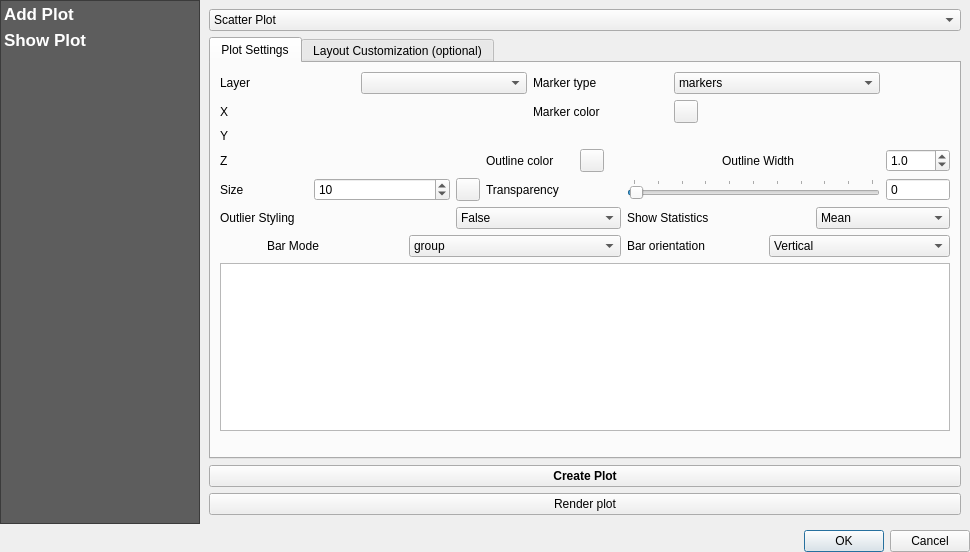
Before: the Qt Designer form ui/plotDialog.ui in lucacasagrande/DataPlot, drawn with Qt 5.
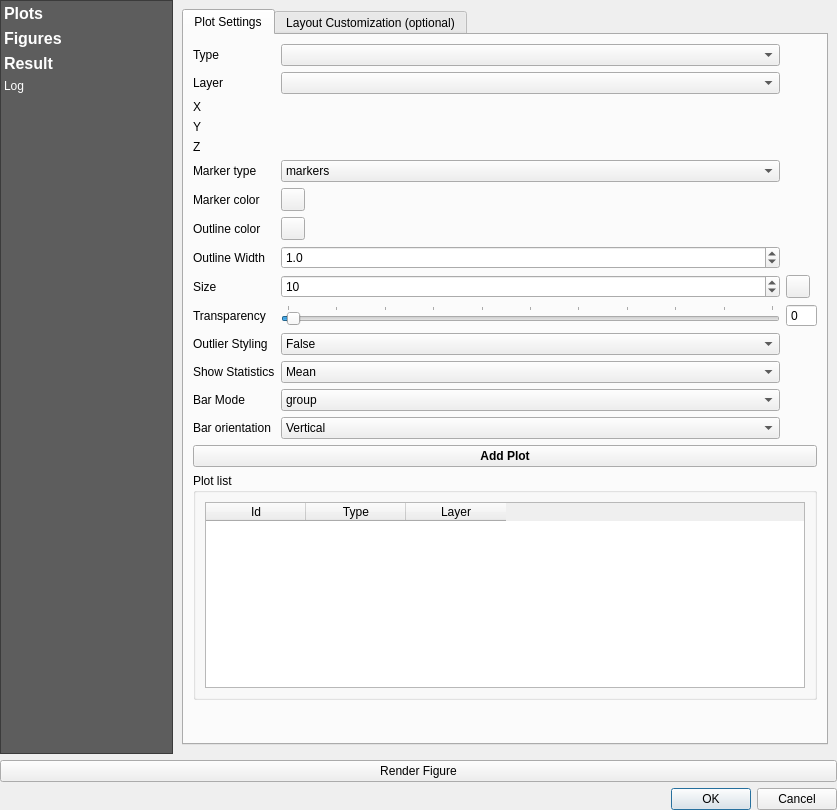
After: the same form once the commit is applied. Custom widgets are drawn as their Qt base class.

Commit message: [Feature] Add trace and plot basket - Delete not available - To finish!

What changed in the file:
```diff
--- a/ui/plotDialog.ui
+++ b/ui/plotDialog.ui
@@ -6,8 +6,8 @@
    <rect>
     <x>0</x>
     <y>0</y>
-    <width>970</width>
-    <height>552</height>
+    <width>837</width>
+    <height>810</height>
    </rect>
   </property>
   <property name="windowTitle">
@@ -30,8 +30,8 @@
        <rect>
         <x>0</x>
         <y>0</y>
-        <width>970</width>
-        <height>519</height>
+        <width>837</width>
+        <height>744</height>
        </rect>
       </property>
       <layout class="QHBoxLayout" name="horizontalLayout">
@@ -66,11 +66,11 @@
          </property>
          <item>
           <property name="text">
-           <string>Add Plot</string>
+           <string>Plots</string>
           </property>
           <property name="font">
            <font>
-            <pointsize>13</pointsize>
+            <pointsize>12</pointsize>
             <weight>75</weight>
             <bold>true</bold>
            </font>
@@ -78,16 +78,33 @@
          </item>
          <item>
           <property name="text">
-           <string>Show Plot</string>
+           <string>Figures</string>
           </property>
           <property name="font">
            <font>
-            <pointsize>13</pointsize>
+            <pointsize>12</pointsize>
             <weight>75</weight>
             <bold>true</bold>
            </font>
           </property>
          </item>
+         <item>
+          <property name="text">
+           <string>Result</string>
+          </property>
+          <property name="font">
+           <font>
+            <pointsize>12</pointsize>
+            <weight>75</weight>
+            <bold>true</bold>
+           </font>
+          </property>
+         </item>
+         <item>
+          <property name="text">
+           <string>Log</string>
+          </property>
+         </item>
         </widget>
        </item>
        <item>
@@ -97,45 +114,6 @@
          </property>
          <widget class="QWidget" name="page">
           <layout class="QVBoxLayout" name="verticalLayout_2">
-           <item>
-            <widget class="QComboBox" name="plotTypeCombo">
-             <item>
-              <property name="text">
-               <string>Scatter Plot</string>
-              </property>
-             </item>
-             <item>
-              <property name="text">
-               <string>Pie Chart</string>
-              </property>
-             </item>
-             <item>
-              <property name="text">
-               <string>Box Plot</string>
-              </property>
-             </item>
-             <item>
-              <property name="text">
-               <string>Histogram</string>
-              </property>
-             </item>
-             <item>
-              <property name="text">
-               <string>Distribution Plot</string>
-              </property>
-             </item>
-             <item>
-              <property name="text">
-               <string>Bar Plot</string>
-              </property>
-             </item>
-             <item>
-              <property name="text">
-               <string>Scatter 3D</string>
-              </property>
-             </item>
-            </widget>
-           </item>
            <item>
             <widget class="QTabWidget" name="tabWidget">
              <property name="enabled">
@@ -151,24 +129,52 @@
               <layout class="QVBoxLayout" name="verticalLayout_3">
                <item>
                 <layout class="QGridLayout" name="gridLayout_2">
-                 <item row="0" column="0" colspan="3">
-                  <widget class="QLabel" name="label_21">
+                 <item row="16" column="1">
+                  <widget class="QLabel" name="label_30">
                    <property name="text">
-                    <string>Layer</string>
+                    <string>Bar Mode</string>
                    </property>
                   </widget>
                  </item>
-                 <item row="0" column="3" colspan="4">
-                  <widget class="QgsMapLayerComboBox" name="LayerCombo"/>
+                 <item row="14" column="2">
+                  <widget class="QComboBox" name="outlierCombo">
+                   <item>
+                    <property name="text">
+                     <string>False</string>
+                    </property>
+                   </item>
+                   <item>
+                    <property name="text">
+                     <string>all</string>
+                    </property>
+                   </item>
+                   <item>
+                    <property name="text">
+                     <string>suspectedoutliers</string>
+                    </property>
+                   </item>
+                   <item>
+                    <property name="text">
+                     <string>Outliers</string>
+                    </property>
+                   </item>
+                  </widget>
                  </item>
-                 <item row="0" column="7" colspan="3">
-                  <widget class="QLabel" name="label_20">
+                 <item row="10" column="1">
+                  <widget class="QLabel" name="label_26">
                    <property name="text">
-                    <string>Marker type</string>
+                    <string>Outline color</string>
                    </property>
                   </widget>
                  </item>
-                 <item row="0" column="10" colspan="4">
+                 <item row="13" column="1">
+                  <widget class="QLabel" name="label_24">
+                   <property name="text">
+                    <string>Transparency</string>
+                   </property>
+                  </widget>
+                 </item>
+                 <item row="8" column="2">
                   <widget class="QComboBox" name="symbolCombo">
                    <item>
                     <property name="text">
@@ -187,65 +193,10 @@
                    </item>
                   </widget>
                  </item>
-                 <item row="1" column="0">
-                  <widget class="QLabel" name="label_23">
-                   <property name="text">
-                    <string>X</string>
-                   </property>
-                  </widget>
+                 <item row="2" column="2">
+                  <widget class="QgsMapLayerComboBox" name="LayerCombo"/>
                  </item>
-                 <item row="1" column="7" colspan="3">
-                  <widget class="QLabel" name="label_25">
-                   <property name="text">
-                    <string>Marker color</string>
-                   </property>
-                  </widget>
-                 </item>
-                 <item row="1" column="10" colspan="4">
-                  <widget class="QgsColorButtonV2" name="colorButton"/>
-                 </item>
-                 <item row="2" column="0">
-                  <widget class="QLabel" name="label_19">
-                   <property name="text">
-                    <string>Y</string>
-                   </property>
-                  </widget>
-                 </item>
-                 <item row="3" column="0" colspan="3">
-                  <widget class="QLabel" name="label_33">
-                   <property name="text">
-                    <string>Z</string>
-                   </property>
-                  </widget>
-                 </item>
-                 <item row="3" column="3" colspan="3">
-                  <widget class="QgsFieldExpressionWidget" name="expFieldZ">
-                   <property name="sizePolicy">
-                    <sizepolicy hsizetype="Preferred" vsizetype="Fixed">
-                     <horstretch>0</horstretch>
-                     <verstretch>0</verstretch>
-                    </sizepolicy>
-                   </property>
-                  </widget>
-                 </item>
-                 <item row="3" column="6" colspan="2">
-                  <widget class="QLabel" name="label_26">
-                   <property name="text">
-                    <string>Outline color</string>
-                   </property>
-                  </widget>
-                 </item>
-                 <item row="3" column="8" colspan="3">
-                  <widget class="QgsColorButtonV2" name="colorButton2"/>
-                 </item>
-                 <item row="3" column="11" colspan="3">
-                  <widget class="QLabel" name="label_27">
-                   <property name="text">
-                    <string>Outline Width</string>
-                   </property>
-                  </widget>
-                 </item>
-                 <item row="3" column="14">
+                 <item row="11" column="2">
                   <widget class="QDoubleSpinBox" name="widthBox">
                    <property name="decimals">
                     <number>1</number>
@@ -255,34 +206,27 @@
                    </property>
                   </widget>
                  </item>
-                 <item row="4" column="0" colspan="2">
-                  <widget class="QLabel" name="label_22">
+                 <item row="9" column="2">
+                  <widget class="QgsColorButtonV2" name="colorButton"/>
+                 </item>
+                 <item row="9" column="1">
+                  <widget class="QLabel" name="label_25">
                    <property name="text">
-                    <string>Size</string>
+                    <string>Marker color</string>
                    </property>
                   </widget>
                  </item>
-                 <item row="4" column="2" colspan="3">
-                  <widget class="QSpinBox" name="Size">
-                   <property name="maximum">
-                    <number>10000</number>
+                 <item row="4" column="2">
+                  <widget class="QgsFieldExpressionWidget" name="expFieldX">
+                   <property name="sizePolicy">
+                    <sizepolicy hsizetype="Preferred" vsizetype="Fixed">
+                     <horstretch>0</horstretch>
+                     <verstretch>0</verstretch>
+                    </sizepolicy>
                    </property>
-                   <property name="value">
-                    <number>10</number>
-                   </property>
                   </widget>
                  </item>
-                 <item row="4" column="5">
-                  <widget class="QgsDataDefinedButton" name="dataDefined"/>
-                 </item>
-                 <item row="4" column="6" colspan="3">
-                  <widget class="QLabel" name="label_24">
-                   <property name="text">
-                    <string>Transparency</string>
-                   </property>
-                  </widget>
-                 </item>
-                 <item row="4" column="9" colspan="5">
+                 <item row="13" column="2">
                   <widget class="QSlider" name="alpha">
                    <property name="cursor">
                     <cursorShape>ArrowCursor</cursorShape>
@@ -319,8 +263,27 @@
                    </property>
                   </widget>
                  </item>
-                 <item row="4" column="14">
+                 <item row="14" column="1">
+                  <widget class="QLabel" name="label_28">
+                   <property name="text">
+                    <string>Outlier Styling</string>
+                   </property>
+                  </widget>
+                 </item>
+                 <item row="13" column="3">
                   <widget class="QSpinBox" name="alphaBox">
+                   <property name="minimumSize">
+                    <size>
+                     <width>0</width>
+                     <height>0</height>
+                    </size>
+                   </property>
+                   <property name="maximumSize">
+                    <size>
+                     <width>50</width>
+                     <height>16777215</height>
+                    </size>
+                   </property>
                    <property name="buttonSymbols">
                     <enum>QAbstractSpinBox::NoButtons</enum>
                    </property>
@@ -329,45 +292,59 @@
                    </property>
                   </widget>
                  </item>
-                 <item row="5" column="0" colspan="5">
-                  <widget class="QLabel" name="label_28">
+                 <item row="6" column="2">
+                  <widget class="QgsFieldExpressionWidget" name="expFieldY">
+                   <property name="sizePolicy">
+                    <sizepolicy hsizetype="Preferred" vsizetype="Fixed">
+                     <horstretch>0</horstretch>
+                     <verstretch>0</verstretch>
+                    </sizepolicy>
+                   </property>
+                  </widget>
+                 </item>
+                 <item row="2" column="1">
+                  <widget class="QLabel" name="label_21">
                    <property name="text">
-                    <string>Outlier Styling</string>
+                    <string>Layer</string>
                    </property>
                   </widget>
                  </item>
-                 <item row="5" column="5" colspan="4">
-                  <widget class="QComboBox" name="outlierCombo">
-                   <item>
-                    <property name="text">
-                     <string>False</string>
-                    </property>
-                   </item>
-                   <item>
-                    <property name="text">
-                     <string>all</string>
-                    </property>
-                   </item>
-                   <item>
-                    <property name="text">
-                     <string>suspectedoutliers</string>
-                    </property>
-                   </item>
-                   <item>
-                    <property name="text">
-                     <string>Outliers</string>
-                    </property>
-                   </item>
+                 <item row="11" column="1">
+                  <widget class="QLabel" name="label_27">
+                   <property name="text">
+                    <string>Outline Width</string>
+                   </property>
                   </widget>
                  </item>
-                 <item row="5" column="9" colspan="4">
+                 <item row="12" column="1">
+                  <widget class="QLabel" name="label_22">
+                   <property name="text">
+                    <string>Size</string>
+                   </property>
+                  </widget>
+                 </item>
+                 <item row="15" column="1">
                   <widget class="QLabel" name="label_29">
                    <property name="text">
                     <string>Show Statistics</string>
                    </property>
                   </widget>
                  </item>
-                 <item row="5" column="13" colspan="2">
+                 <item row="8" column="1">
+                  <widget class="QLabel" name="label_20">
+                   <property name="text">
+                    <string>Marker type</string>
+                   </property>
+                  </widget>
+                 </item>
+                 <item row="6" column="1">
+                  <widget class="QLabel" name="label_19">
+                   <property name="text">
+                    <string>Y</string>
+                   </property>
+                  </widget>
+                 </item>
+                 <item row="15" column="2">
                   <widget class="QComboBox" name="statCombo">
                    <item>
                     <property name="text">
@@ -386,14 +363,7 @@
                    </item>
                   </widget>
                  </item>
-                 <item row="6" column="1" colspan="3">
-                  <widget class="QLabel" name="label_30">
-                   <property name="text">
-                    <string>Bar Mode</string>
-                   </property>
-                  </widget>
-                 </item>
-                 <item row="6" column="4" colspan="5">
+                 <item row="16" column="2">
                   <widget class="QComboBox" name="barCombo">
                    <item>
                     <property name="text">
@@ -407,14 +377,54 @@
                    </item>
                   </widget>
                  </item>
-                 <item row="6" column="9" colspan="3">
+                 <item row="7" column="2">
+                  <widget class="QgsFieldExpressionWidget" name="expFieldZ">
+                   <property name="sizePolicy">
+                    <sizepolicy hsizetype="Preferred" vsizetype="Fixed">
+                     <horstretch>0</horstretch>
+                     <verstretch>0</verstretch>
+                    </sizepolicy>
+                   </property>
+                  </widget>
+                 </item>
+                 <item row="12" column="3">
+                  <widget class="QgsDataDefinedButton" name="dataDefined"/>
+                 </item>
+                 <item row="10" column="2">
+                  <widget class="QgsColorButtonV2" name="colorButton2"/>
+                 </item>
+                 <item row="4" column="1">
+                  <widget class="QLabel" name="label_23">
+                   <property name="text">
+                    <string>X</string>
+                   </property>
+                  </widget>
+                 </item>
+                 <item row="7" column="1">
+                  <widget class="QLabel" name="label_33">
+                   <property name="text">
+                    <string>Z</string>
+                   </property>
+                  </widget>
+                 </item>
+                 <item row="12" column="2">
+                  <widget class="QSpinBox" name="Size">
+                   <property name="maximum">
+                    <number>10000</number>
+                   </property>
+                   <property name="value">
+                    <number>10</number>
+                   </property>
+                  </widget>
+                 </item>
+                 <item row="17" column="1">
                   <widget class="QLabel" name="label_31">
                    <property name="text">
                     <string>Bar orientation</string>
                    </property>
                   </widget>
                  </item>
-                 <item row="6" column="12" colspan="3">
+                 <item row="17" column="2">
                   <widget class="QComboBox" name="orientationCombo">
                    <item>
                     <property name="text">
@@ -428,30 +438,58 @@
                    </item>
                   </widget>
                  </item>
-                 <item row="1" column="1" colspan="5">
-                  <widget class="QgsFieldExpressionWidget" name="expFieldX">
-                   <property name="sizePolicy">
-                    <sizepolicy hsizetype="Preferred" vsizetype="Fixed">
-                     <horstretch>0</horstretch>
-                     <verstretch>0</verstretch>
-                    </sizepolicy>
-                   </property>
-                  </widget>
+                 <item row="0" column="2">
+                  <widget class="QComboBox" name="plotTypeCombo"/>
                  </item>
-                 <item row="2" column="1" colspan="5">
-                  <widget class="QgsFieldExpressionWidget" name="expFieldY">
-                   <property name="sizePolicy">
-                    <sizepolicy hsizetype="Preferred" vsizetype="Fixed">
-                     <horstretch>0</horstretch>
-                     <verstretch>0</verstretch>
-                    </sizepolicy>
+                 <item row="0" column="1">
+                  <widget class="QLabel" name="label_4">
+                   <property name="text">
+                    <string>Type</string>
                    </property>
                   </widget>
                  </item>
                 </layout>
                </item>
                <item>
-                <widget class="QPlainTextEdit" name="plotList"/>
+                <widget class="QPushButton" name="addPlotButton">
+                 <property name="font">
+                  <font>
+                   <weight>75</weight>
+                   <bold>true</bold>
+                  </font>
+                 </property>
+                 <property name="text">
+                  <string>Add Plot</string>
+                 </property>
+                </widget>
+               </item>
+               <item>
+                <widget class="QGroupBox" name="groupBox_3">
+                 <property name="title">
+                  <string>Plot list</string>
+                 </property>
+                 <layout class="QVBoxLayout" name="verticalLayout_9">
+                  <item>
+                   <widget class="QTableWidget" name="plotTable">
+                    <column>
+                     <property name="text">
+                      <string>Id</string>
+                     </property>
+                    </column>
+                    <column>
+                     <property name="text">
+                      <string>Type</string>
+                     </property>
+                    </column>
+                    <column>
+                     <property name="text">
+                      <string>Layer</string>
+                     </property>
+                    </column>
+                   </widget>
+                  </item>
+                 </layout>
+                </widget>
                </item>
                <item>
                 <spacer name="verticalSpacer_2">
@@ -698,23 +736,81 @@
              </widget>
             </widget>
            </item>
+          </layout>
+         </widget>
+         <widget class="QWidget" name="figurePage">
+          <layout class="QVBoxLayout" name="verticalLayout_5">
            <item>
-            <widget class="QPushButton" name="addPlotButton">
-             <property name="font">
-              <font>
-               <weight>75</weight>
-               <bold>true</bold>
-              </font>
+            <widget class="QGroupBox" name="groupBox">
+             <property name="title">
+              <string>Figure</string>
              </property>
-             <property name="text">
-              <string>Create Plot</string>
-             </property>
+             <layout class="QVBoxLayout" name="verticalLayout_6">
+              <item>
+               <layout class="QFormLayout" name="formLayout">
+                <item row="0" column="1">
+                 <widget class="QComboBox" name="figureTypeCombo"/>
+                </item>
+                <item row="0" column="0">
+                 <widget class="QLabel" name="label">
+                  <property name="text">
+                   <string>Figure type</string>
+                  </property>
+                 </widget>
+                </item>
+                <item row="1" column="0">
+                 <widget class="QLabel" name="label_2">
+                  <property name="text">
+                   <string>Columns</string>
+                  </property>
+                 </widget>
+                </item>
+                <item row="1" column="1">
+                 <widget class="QSpinBox" name="figureCols">
+                  <property name="minimum">
+                   <number>1</number>
+                  </property>
+                  <property name="maximum">
+                   <number>10</number>
+                  </property>
+                  <property name="value">
+                   <number>1</number>
+                  </property>
+                 </widget>
+                </item>
+                <item row="2" column="0">
+                 <widget class="QLabel" name="label_3">
+                  <property name="text">
+                   <string>Rows</string>
+                  </property>
+                 </widget>
+                </item>
+                <item row="2" column="1">
+                 <widget class="QSpinBox" name="figureRows">
+                  <property name="minimum">
+                   <number>1</number>
+                  </property>
+                  <property name="maximum">
+                   <number>10</number>
+                  </property>
+                 </widget>
+                </item>
+               </layout>
+              </item>
+              <item>
+               <widget class="QPushButton" name="addFigureButton">
+                <property name="text">
+                 <string>Add to figures</string>
+                </property>
+               </widget>
+              </item>
+             </layout>
             </widget>
            </item>
            <item>
-            <widget class="QPushButton" name="renderPlotButton">
-             <property name="text">
-              <string>Render plot</string>
+            <widget class="QGroupBox" name="groupBox_2">
+             <property name="title">
+              <string>List of figures</string>
              </property>
             </widget>
            </item>
@@ -731,6 +827,13 @@
      </widget>
     </widget>
    </item>
+   <item>
+    <widget class="QPushButton" name="renderFigureButton">
+     <property name="text">
+      <string>Render Figure</string>
+     </property>
+    </widget>
+   </item>
    <item>
     <widget class="QDialogButtonBox" name="buttonBox">
      <property name="orientation">
```
Left out of the diff: 297 changed lines with no effect on the pictures. The commit also changes 3 other files.
